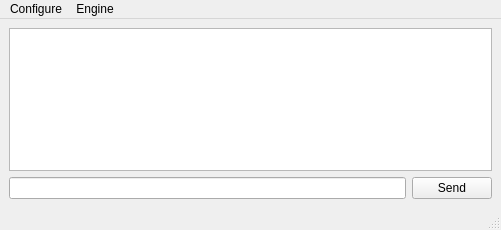
This is mqt/MqtDataModes/dmmainwindow.ui in Rsclub22/Minos2-Mirror as Qt 5 draws it before an edit. The edited form follows.
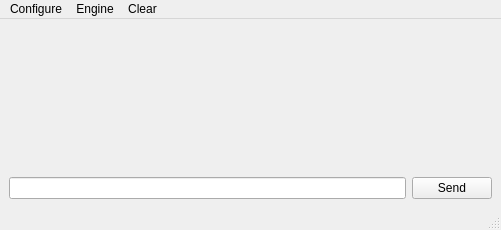
This is the edited form. Custom widgets are drawn as their Qt base class.

Commit message: Try using painter to draw text rather than QTextEdit

```diff
--- a/mqt/MqtDataModes/dmmainwindow.ui
+++ b/mqt/MqtDataModes/dmmainwindow.ui
@@ -16,8 +16,8 @@
   <widget class="QWidget" name="centralwidget">
    <layout class="QVBoxLayout" name="verticalLayout">
     <item>
-     <widget class="QTextEdit" name="rxChars">
-      <property name="readOnly">
+     <widget class="DataPainter" name="rxChars" native="true">
+      <property name="autoFillBackground">
        <bool>true</bool>
       </property>
      </widget>
@@ -57,11 +57,25 @@
      <string>Configure</string>
     </property>
    </widget>
+   <widget class="QMenu" name="menuClear">
+    <property name="title">
+     <string>Clear</string>
+    </property>
+   </widget>
    <addaction name="menuConfigure"/>
    <addaction name="menuEngine"/>
+   <addaction name="menuClear"/>
   </widget>
   <widget class="QStatusBar" name="statusbar"/>
  </widget>
+ <customwidgets>
+  <customwidget>
+   <class>DataPainter</class>
+   <extends>QWidget</extends>
+   <header>datapainter.h</header>
+   <container>1</container>
+  </customwidget>
+ </customwidgets>
  <resources/>
  <connections/>
 </ui>
```
The commit also changes 6 other files.
